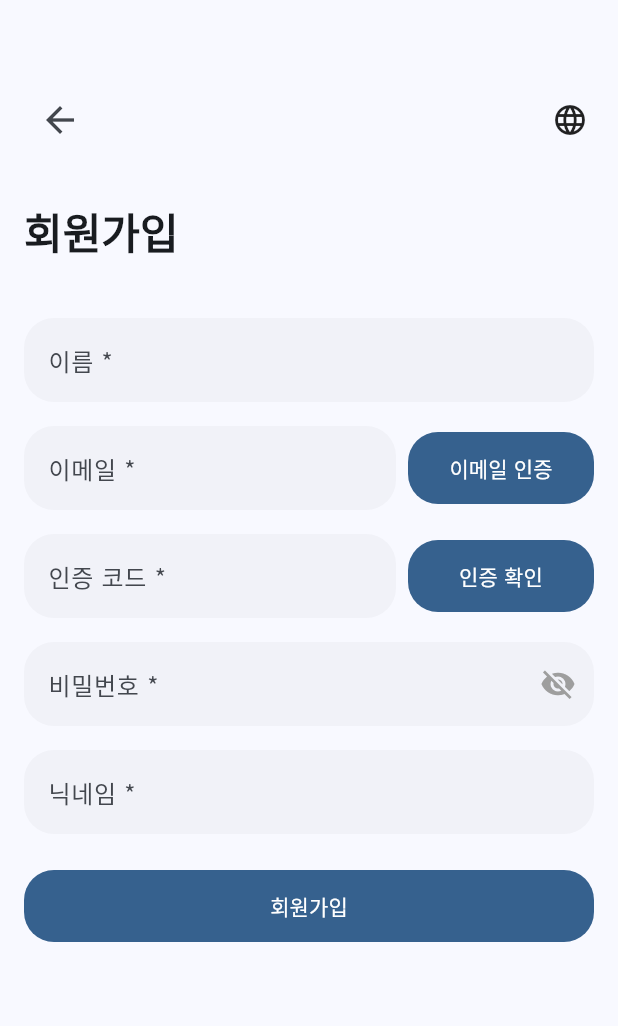
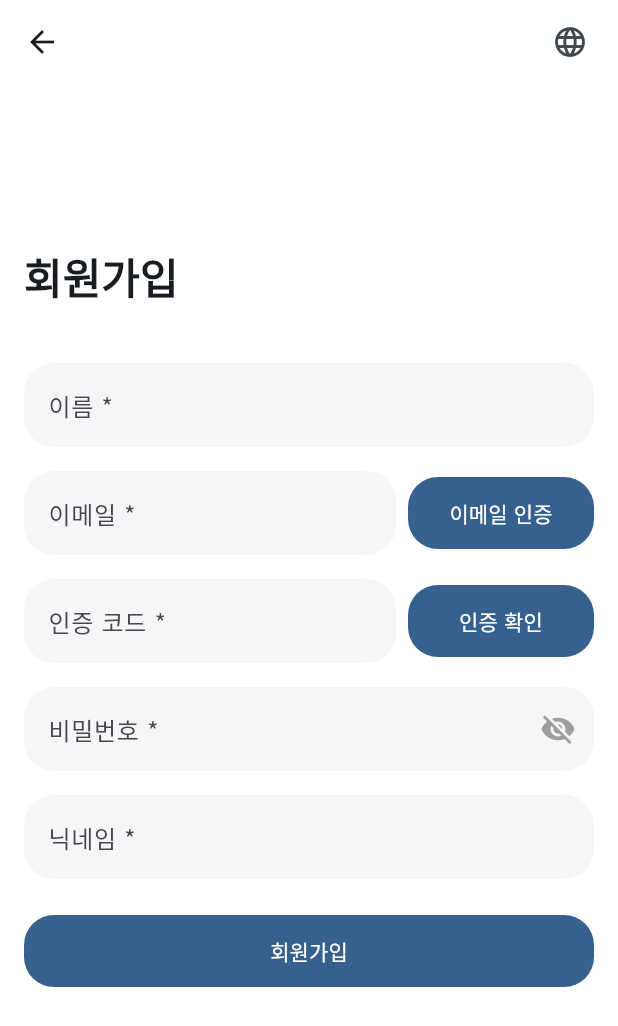
Before and after one commit to tripleyoung/reward-app, a Flutter app: the screen it shows after launch, after a tap on "회원가입", on a phone screen of 412 x 824 dp. Shown: the top 1026 px of the screen. Run offline on Flutter 3.47's test engine with Material 3 defaults, Android fonts, the phone set to English and light mode, and no system bars; our stand-ins replace dio, flutter_secure_storage, flutter_svg, go_router, google_sign_in, shared_preferences and 1 more; missing offline and left inert: dart:html; generated files the repository leaves out were written again; network calls fail.

Commit message:
1.반응형 tablet, mobile , desktop 2. 비즈니스 계정으로 가기

```diff
--- a/lib/config/app_config.dart
+++ b/lib/config/app_config.dart
@@ -43,4 +43,8 @@ class AppConfig {
     if (Platform.isAndroid) return googleAndroidClientId;
     return '';
   }
+
+  static String get businessDomain => _environment == Environment.prod
+      ? 'https://business.reward-factory.shop'
+      : 'http://localhost:46152';
 }
--- a/lib/l10n/app_en.arb
+++ b/lib/l10n/app_en.arb
@@ -29,5 +29,6 @@
   "loginSuccess": "Login successful",
   "networkError": "Network error occurred. Please try again.",
   "rememberCredentials": "Remember Email/Password",
-  "loginDescription": "Login is required to use the reward service."
+  "loginDescription": "Login is required to use the reward service.",
+  "salesLogin": "Join as Business Account"
 }
--- a/lib/l10n/app_ko.arb
+++ b/lib/l10n/app_ko.arb
@@ -34,6 +34,6 @@
   "networkError": "네트워크 오류가 발생했습니다. 다시 시도해주세요.",
   "loginFail": "로그인에 실패했습니다",
   "rememberCredentials": "이메일/비밀번호 저장",
-  "loginDescription": "리워드 서비스를 이용하려면 로그인이 필요합니다."
-
+  "loginDescription": "리워드 서비스를 이용하려면 로그인이 필요합니다.",
+  "salesLogin": "비즈니스 계정으로 참여하기"
 }
--- a/lib/screens/auth/login_page.dart
+++ b/lib/screens/auth/login_page.dart
@@ -15,6 +15,9 @@ import '../../models/token_dto.dart'; // 경로 수정
 import 'package:shared_preferences/shared_preferences.dart';
 import 'package:uni_links/uni_links.dart';
 import 'dart:async';
+import 'package:url_launcher/url_launcher.dart';
+import '../../config/app_config.dart';
+import '../../utils/responsive.dart';
 
 class LoginPage extends StatefulWidget {
   final Locale? locale;
@@ -37,7 +40,6 @@ class _LoginPageState extends State<LoginPage> {
     super.initState();
     _loadSavedCredentials();  // 저장된 로그인 정보 불러오기
   }
-
 
   // 저장된 로그인 정보 불러오기
   Future<void> _loadSavedCredentials() async {
@@ -112,26 +114,41 @@ class _LoginPageState extends State<LoginPage> {
     }
   }
 
+  Future<void> _handleBusinessLogin() async {
+    final businessUrl = Uri.parse(AppConfig.businessDomain);
+    if (kIsWeb) {
+      // 웹에서는 현재 창에서 이동
+      await launchUrl(businessUrl, webOnlyWindowName: '_self');
+    } else {
+      // 다른 플랫폼에서는 외부 브라우저로 열기
+      await launchUrl(
+        businessUrl,
+        mode: LaunchMode.externalApplication,
+      );
+    }
+  }
+
   Widget _buildLoginForm() {
+    final l10n = AppLocalizations.of(context)!;
     return Column(
       crossAxisAlignment: CrossAxisAlignment.stretch,
       children: [
         const SizedBox(height: 40),
         FilledTextField(
           controller: _emailController,
-          label: AppLocalizations.of(context).emailLabel,
+          label: l10n.emailLabel,
           keyboardType: TextInputType.emailAddress,
           required: true,
         ),
         const SizedBox(height: 16),
         FilledTextField(
           controller: _passwordController,
-          label: AppLocalizations.of(context).passwordLabel,
+          label: l10n.passwordLabel,
           obscureText: true,
           required: true,
         ),
         const SizedBox(height: 8),
-        // 이메일/비밀번호 저장 체크박스
+        // 이메일/비밀번호 저장 ��크박스
         Row(
           children: [
             Checkbox(
@@ -143,7 +160,7 @@ class _LoginPageState extends State<LoginPage> {
               },
             ),
             Text(
-              AppLocalizations.of(context).rememberCredentials,
+              l10n.rememberCredentials,
               style: Theme.of(context).textTheme.bodyMedium,
             ),
           ],
@@ -158,7 +175,7 @@ class _LoginPageState extends State<LoginPage> {
               borderRadius: BorderRadius.circular(kBorderRadius),
             ),
           ),
-          child: Text(AppLocalizations.of(context).loginButton),
+          child: Text(l10n.loginButton),
         ),
         const SizedBox(height: 16),
         const GoogleLoginButton(),
@@ -166,7 +183,7 @@ class _LoginPageState extends State<LoginPage> {
         Row(
           mainAxisAlignment: MainAxisAlignment.center,
           children: [
-            Text(AppLocalizations.of(context).noAccount),
+            Text(l10n.noAccount),
             TextButton(
               onPressed: () {
                 final currentLocale =
@@ -176,7 +193,7 @@ class _LoginPageState extends State<LoginPage> {
                 context.go('/$currentLocale/signin');
               },
               child: Text(
-                AppLocalizations.of(context).signUpButton,
+                l10n.signUpButton,
                 style: TextStyle(color: Theme.of(context).colorScheme.primary),
               ),
             ),
@@ -222,26 +239,81 @@ class _LoginPageState extends State<LoginPage> {
 
   @override
   Widget build(BuildContext context) {
-    final isWebLayout = MediaQuery.of(context).size.width > 768;
-
-    if (isWebLayout) {
     return Scaffold(
       body: Row(
         children: [
+          // 사이드 메뉴 (태블릿 이상에서만 표시)
+          if (!isMobile(context))
             Expanded(
-              flex: 2,
+              flex: isDesktop(context) ? 2 : 1,
               child: Container(
                 color: Colors.green.shade600,
-                child: _buildSideMenu(),
+                child: Stack(
+                  children: [
+                    _buildSideMenu(),
+                    Positioned(
+                      top: 16,
+                      left: 16,
+                      child: OutlinedButton(
+                        onPressed: _handleBusinessLogin,
+                        style: OutlinedButton.styleFrom(
+                          padding: const EdgeInsets.symmetric(
+                            vertical: 12,
+                            horizontal: 16
+                          ),
+                          side: const BorderSide(color: Colors.white),
+                        ),
+                        child: Row(
+                          mainAxisSize: MainAxisSize.min,
+                          children: [
+                            const Icon(Icons.business, color: Colors.white),
+                            const SizedBox(width: 8),
+                            Text(
+                              AppLocalizations.of(context).salesLogin,
+                              style: const TextStyle(
+                                fontSize: 14,
+                                color: Colors.white,
                               ),
                             ),
+                          ],
+                        ),
+                      ),
+                    ),
+                  ],
+                ),
+              ),
+            ),
+
+          // 로그인 폼
           Expanded(
-              flex: 1,
+            flex: isDesktop(context) ? 1 : 2,
             child: Container(
               height: MediaQuery.of(context).size.height,
               color: Colors.white,
               child: Stack(
                 children: [
+                  // 모바일에서만 표시되는 앱바
+                  if (isMobile(context))
+                    Positioned(
+                      top: 0,
+                      left: 0,
+                      right: 0,
+                      child: AppBar(
+                        backgroundColor: Colors.transparent,
+                        elevation: 0,
+                        leading: IconButton(
+                          icon: const Icon(Icons.business),
+                          onPressed: _handleBusinessLogin,
+                        ),
+                        actions: const [
+                          LanguageDropdown(),
+                          SizedBox(width: 8),
+                        ],
+                      ),
+                    ),
+
+                  // 언어 선택 드롭다운 (태블릿 이상에서만)
+                  if (!isMobile(context))
                     Positioned(
                       top: 16,
                       right: 16,
@@ -254,14 +326,16 @@ class _LoginPageState extends State<LoginPage> {
                         child: const LanguageDropdown(),
                       ),
                     ),
+
+                  // 로그인 폼
                   Center(
                     child: SingleChildScrollView(
+                      padding: EdgeInsets.all(isMobile(context) ? 16 : 32),
                       child: Container(
-                          padding: const EdgeInsets.all(32),
-                          child: ConstrainedBox(
-                            constraints: const BoxConstraints(maxWidth: 400),
+                        constraints: BoxConstraints(
+                          maxWidth: isMobile(context) ? double.infinity : 400,
+                        ),
                         child: _buildLoginForm(),
-                          ),
                       ),
                     ),
                   ),
@@ -272,43 +346,6 @@ class _LoginPageState extends State<LoginPage> {
         ],
       ),
     );
-    } else {
-      return Scaffold(
-        appBar: AppBar(
-          title: Row(
-            children: [
-              Image.asset(
-                'assets/images/logo.png', // 로고 이미지 추가 필요
-                height: 32,
-              ),
-              const SizedBox(width: 8),
-              Text(
-                AppLocalizations.of(context).appTitle,
-                style: const TextStyle(
-                  fontSize: 18,
-                  fontWeight: FontWeight.bold,
-                ),
-              ),
-            ],
-          ),
-          centerTitle: false, // 왼쪽 정렬
-          actions: const [
-            LanguageDropdown(),
-            SizedBox(width: 8),
-          ],
-          backgroundColor: Colors.transparent,
-          elevation: 0,
-        ),
-        body: SafeArea(
-          child: Center(
-            child: SingleChildScrollView(
-              padding: const EdgeInsets.all(16.0),
-              child: _buildLoginForm(),
-            ),
-          ),
-        ),
-      );
-    }
   }
 
   @override
--- a/lib/screens/auth/signin_page.dart
+++ b/lib/screens/auth/signin_page.dart
@@ -8,6 +8,7 @@ import 'package:flutter_gen/gen_l10n/app_localizations.dart';
 import '../../widgets/common/language_dropdown.dart';
 import 'package:go_router/go_router.dart';
 import '../../services/dio_service.dart';
+import '../../utils/responsive.dart';
 
 class SignInPage extends StatefulWidget {
   final Locale? locale;
@@ -291,26 +292,49 @@ class _SignInPageState extends State<SignInPage> {
 
   @override
   Widget build(BuildContext context) {
-    final isWebLayout = MediaQuery.of(context).size.width > 768;
-
-    if (isWebLayout) {
     return Scaffold(
       body: Row(
         children: [
+          if (!isMobile(context))
             Expanded(
-              flex: 2,
+              flex: isDesktop(context) ? 2 : 1,
               child: Container(
                 color: Colors.green.shade600,
                 child: _buildSideMenu(),
               ),
             ),
+
           Expanded(
-              flex: 1,
+            flex: isDesktop(context) ? 1 : 2,
             child: Container(
               height: MediaQuery.of(context).size.height,
               color: Colors.white,
               child: Stack(
                 children: [
+                  if (isMobile(context))
+                    Positioned(
+                      top: 0,
+                      left: 0,
+                      right: 0,
+                      child: AppBar(
+                        backgroundColor: Colors.transparent,
+                        elevation: 0,
+                        leading: IconButton(
+                          icon: const Icon(Icons.arrow_back),
+                          onPressed: () {
+                            final currentLocale =
+                                Localizations.localeOf(context).languageCode;
+                            context.go('/$currentLocale/login');
+                          },
+                        ),
+                        actions: const [
+                          LanguageDropdown(),
+                          SizedBox(width: 8),
+                        ],
+                      ),
+                    ),
+
+                  if (!isMobile(context))
                     Positioned(
                       top: 16,
                       right: 16,
@@ -323,26 +347,30 @@ class _SignInPageState extends State<SignInPage> {
                         child: const LanguageDropdown(),
                       ),
                     ),
+
+                  if (!isMobile(context))
                     Positioned(
                       top: 16,
                       left: 16,
                       child: TextButton.icon(
                         onPressed: () {
-                          final currentLocale = Localizations.localeOf(context).languageCode;
+                          final currentLocale =
+                              Localizations.localeOf(context).languageCode;
                           context.go('/$currentLocale/login');
                         },
                         icon: const Icon(Icons.arrow_back),
                         label: Text(AppLocalizations.of(context).loginTitle),
                       ),
                     ),
+
                   Center(
                     child: SingleChildScrollView(
+                      padding: EdgeInsets.all(isMobile(context) ? 16 : 32),
                       child: Container(
-                          padding: const EdgeInsets.all(32),
-                          child: ConstrainedBox(
-                            constraints: const BoxConstraints(maxWidth: 400),
+                        constraints: BoxConstraints(
+                          maxWidth: isMobile(context) ? double.infinity : 400,
+                        ),
                         child: _buildSignInForm(),
-                          ),
                       ),
                     ),
                   ),
@@ -353,45 +381,5 @@ class _SignInPageState extends State<SignInPage> {
         ],
       ),
     );
-    } else {
-      return Scaffold(
-        body: SafeArea(
-          child: Column(
-            children: [
-              const SizedBox(height: 24),
-              Container(
-                padding: const EdgeInsets.symmetric(
-                  horizontal: 8.0,
-                  vertical: 8.0,
-                ),
-                margin: const EdgeInsets.only(top: 16.0),
-                child: Row(
-                  mainAxisAlignment: MainAxisAlignment.spaceBetween,
-                  children: [
-                    Container(
-                      padding: const EdgeInsets.all(8.0),
-                      child: IconButton(
-                        icon: const Icon(Icons.arrow_back, size: 28),
-                        onPressed: () {
-                          final currentLocale = Localizations.localeOf(context).languageCode;
-                          context.go('/$currentLocale/login');
-                        },
-                      ),
-                    ),
-                    const LanguageDropdown(),
-                  ],
-                ),
-              ),
-              Expanded(
-                child: SingleChildScrollView(
-                  padding: const EdgeInsets.all(16.0),
-                  child: _buildSignInForm(),
-                ),
-              ),
-            ],
-          ),
-        ),
-      );
   }
 }
-}
--- /dev/null
+++ b/lib/utils/responsive.dart
@@ -0,0 +1,15 @@
+import 'package:flutter/material.dart';
+
+class ResponsiveBreakpoints {
+  static const double mobile = 480;
+  static const double tablet = 768;
+  static const double desktop = 1024;
+}
+
+bool isMobile(BuildContext context) =>
+    MediaQuery.of(context).size.width < ResponsiveBreakpoints.tablet;
+bool isTablet(BuildContext context) =>
+    MediaQuery.of(context).size.width >= ResponsiveBreakpoints.tablet &&
+    MediaQuery.of(context).size.width < ResponsiveBreakpoints.desktop;
+bool isDesktop(BuildContext context) =>
+    MediaQuery.of(context).size.width >= ResponsiveBreakpoints.desktop;
```
Lines whose indentation alone changed are shown as unchanged.
